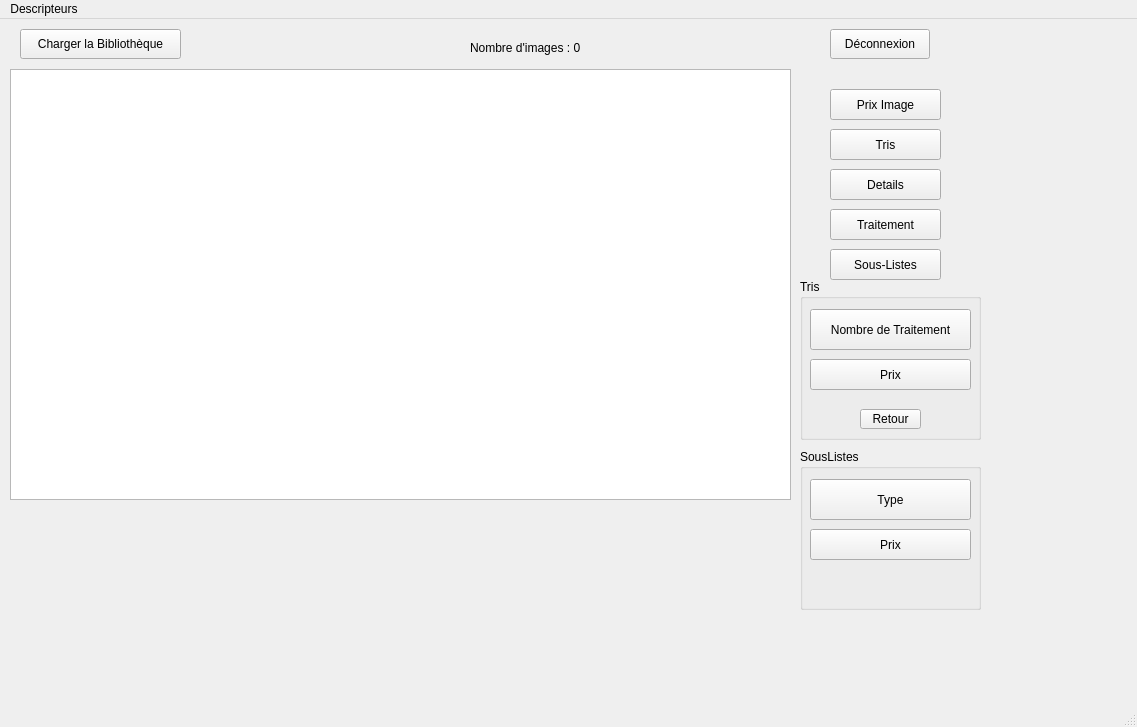
Above: Descripteurs/tessst/bibliowindow.ui from TomAuclin/PROJETC_LMLTM before the change. Below: the same form after it.
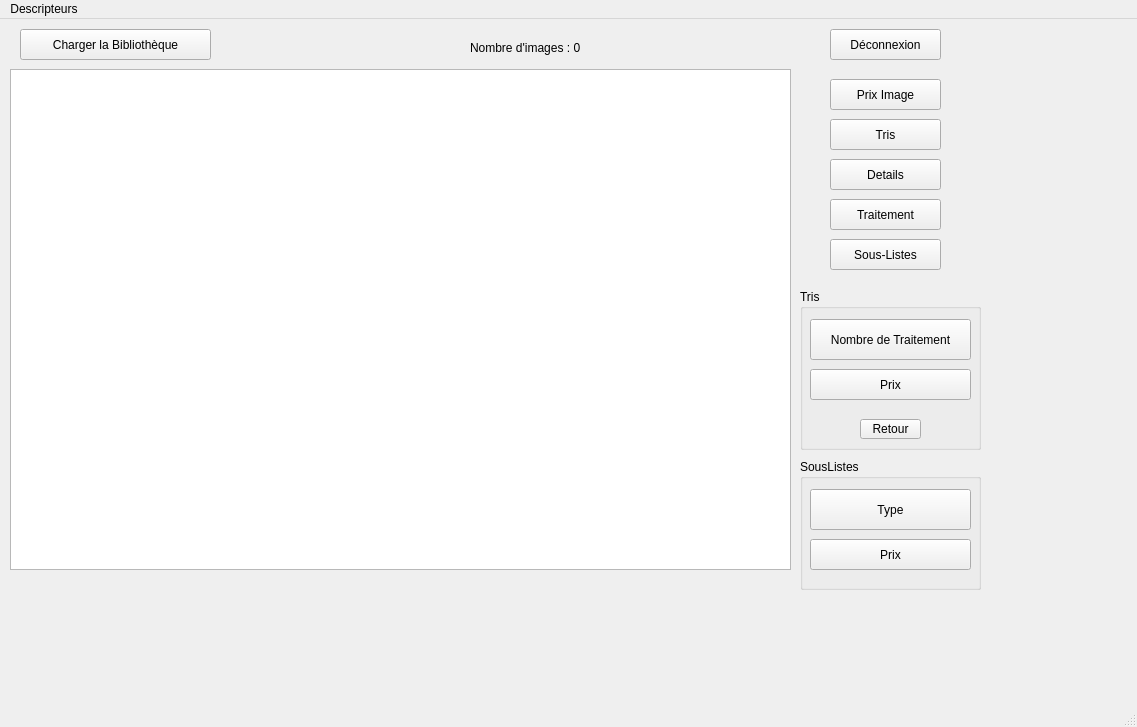
That is the form after the change.

Commit message: Mise en beauté

What changed in the file:
```diff
--- a/Descripteurs/tessst/bibliowindow.ui
+++ b/Descripteurs/tessst/bibliowindow.ui
@@ -19,8 +19,8 @@
      <rect>
       <x>20</x>
       <y>10</y>
-      <width>161</width>
-      <height>30</height>
+      <width>191</width>
+      <height>31</height>
      </rect>
     </property>
     <property name="text">
@@ -31,7 +31,7 @@
     <property name="geometry">
      <rect>
       <x>830</x>
-      <y>150</y>
+      <y>140</y>
       <width>111</width>
       <height>31</height>
      </rect>
@@ -46,7 +46,7 @@
       <x>10</x>
       <y>50</y>
       <width>781</width>
-      <height>431</height>
+      <height>501</height>
      </rect>
     </property>
    </widget>
@@ -54,7 +54,7 @@
     <property name="geometry">
      <rect>
       <x>830</x>
-      <y>190</y>
+      <y>180</y>
       <width>111</width>
       <height>31</height>
      </rect>
@@ -67,7 +67,7 @@
     <property name="geometry">
      <rect>
       <x>830</x>
-      <y>70</y>
+      <y>60</y>
       <width>111</width>
       <height>31</height>
      </rect>
@@ -81,8 +81,8 @@
      <rect>
       <x>830</x>
       <y>10</y>
-      <width>100</width>
-      <height>30</height>
+      <width>111</width>
+      <height>31</height>
      </rect>
     </property>
     <property name="text">
@@ -106,7 +106,7 @@
     <property name="geometry">
      <rect>
       <x>800</x>
-      <y>260</y>
+      <y>270</y>
       <width>181</width>
       <height>161</height>
      </rect>
@@ -158,7 +158,7 @@
     <property name="geometry">
      <rect>
       <x>830</x>
-      <y>230</y>
+      <y>220</y>
       <width>111</width>
       <height>31</height>
      </rect>
@@ -171,7 +171,7 @@
     <property name="geometry">
      <rect>
       <x>830</x>
-      <y>110</y>
+      <y>100</y>
       <width>111</width>
       <height>31</height>
      </rect>
@@ -184,9 +184,9 @@
     <property name="geometry">
      <rect>
       <x>800</x>
-      <y>430</y>
+      <y>440</y>
       <width>181</width>
-      <height>161</height>
+      <height>131</height>
      </rect>
     </property>
     <property name="title">
```
